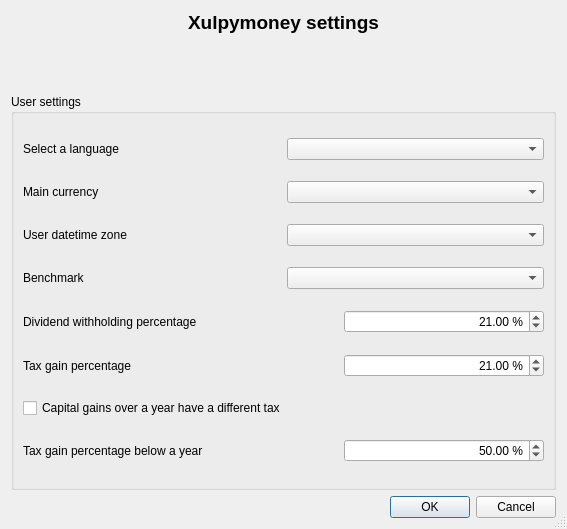
turulomio/caloriestracker, file caloriestracker/ui/frmSettings.ui: the form before one commit.
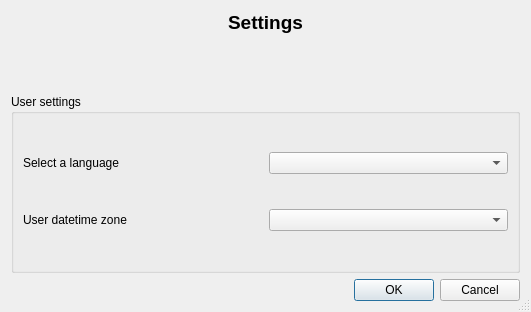
The form after the commit. Icons and pictures are not drawn.

What changed in the file:
```diff
--- a/caloriestracker/ui/frmSettings.ui
+++ b/caloriestracker/ui/frmSettings.ui
@@ -9,8 +9,8 @@
    <rect>
     <x>0</x>
     <y>0</y>
-    <width>567</width>
-    <height>529</height>
+    <width>531</width>
+    <height>312</height>
    </rect>
   </property>
   <property name="windowTitle">
@@ -39,7 +39,7 @@
         </font>
        </property>
        <property name="text">
-        <string>Xulpymoney settings</string>
+        <string>Settings</string>
        </property>
        <property name="alignment">
         <set>Qt::AlignCenter</set>
@@ -142,20 +142,6 @@
             </item>
            </layout>
           </item>
-          <item>
-           <layout class="QHBoxLayout" name="horizontalLayout">
-            <item>
-             <widget class="QLabel" name="label">
-              <property name="text">
-               <string>Main currency</string>
-              </property>
-             </widget>
-            </item>
-            <item>
-             <widget class="QComboBox" name="cmbCurrencies"/>
-            </item>
-           </layout>
-          </item>
           <item>
            <layout class="QHBoxLayout" name="horizontalLayout_2">
             <item>
@@ -170,162 +156,6 @@
             </item>
            </layout>
           </item>
-          <item>
-           <layout class="QHBoxLayout" name="horizontalLayout_3">
-            <item>
-             <widget class="QLabel" name="label_3">
-              <property name="text">
-               <string>Benchmark</string>
-              </property>
-             </widget>
-            </item>
-            <item>
-             <widget class="QComboBox" name="cmbIndex"/>
-            </item>
-           </layout>
-          </item>
-          <item>
-           <layout class="QHBoxLayout" name="horizontalLayout_5">
-            <item>
-             <widget class="QLabel" name="label_5">
-              <property name="text">
-               <string>Dividend withholding percentage</string>
-              </property>
-              <property name="alignment">
-               <set>Qt::AlignLeading|Qt::AlignLeft|Qt::AlignVCenter</set>
-              </property>
-             </widget>
-            </item>
-            <item>
-             <widget class="QDoubleSpinBox" name="spnDividendPercentage">
-              <property name="sizePolicy">
-               <sizepolicy hsizetype="Fixed" vsizetype="Fixed">
-                <horstretch>0</horstretch>
-                <verstretch>0</verstretch>
-               </sizepolicy>
-              </property>
-              <property name="minimumSize">
-               <size>
-                <width>200</width>
-                <height>0</height>
-               </size>
-              </property>
-              <property name="alignment">
-               <set>Qt::AlignRight|Qt::AlignTrailing|Qt::AlignVCenter</set>
-              </property>
-              <property name="suffix">
-               <string> %</string>
-              </property>
-              <property name="decimals">
-               <number>2</number>
-              </property>
-              <property name="singleStep">
-               <double>0.100000000000000</double>
-              </property>
-              <property name="value">
-               <double>21.000000000000000</double>
-              </property>
-             </widget>
-            </item>
-           </layout>
-          </item>
-          <item>
-           <layout class="QHBoxLayout" name="horizontalLayout_6">
-            <item>
-             <widget class="QLabel" name="label_6">
-              <property name="text">
-               <string>Tax gain percentage</string>
-              </property>
-              <property name="alignment">
-               <set>Qt::AlignLeading|Qt::AlignLeft|Qt::AlignVCenter</set>
-              </property>
-             </widget>
-            </item>
-            <item>
-             <widget class="QDoubleSpinBox" name="spnGainsPercentaje">
-              <property name="sizePolicy">
-               <sizepolicy hsizetype="Fixed" vsizetype="Fixed">
-                <horstretch>0</horstretch>
-                <verstretch>0</verstretch>
-               </sizepolicy>
-              </property>
-              <property name="minimumSize">
-               <size>
-                <width>200</width>
-                <height>0</height>
-               </size>
-              </property>
-              <property name="alignment">
-               <set>Qt::AlignRight|Qt::AlignTrailing|Qt::AlignVCenter</set>
-              </property>
-              <property name="suffix">
-               <string> %</string>
-              </property>
-              <property name="decimals">
-               <number>2</number>
-              </property>
-              <property name="singleStep">
-               <double>0.100000000000000</double>
-              </property>
-              <property name="value">
-               <double>21.000000000000000</double>
-              </property>
-             </widget>
-            </item>
-           </layout>
-          </item>
-          <item>
-           <widget class="QCheckBox" name="chkGainsYear">
-            <property name="text">
-             <string>Capital gains over a year have a different tax</string>
-            </property>
-           </widget>
-          </item>
-          <item>
-           <layout class="QHBoxLayout" name="horizontalLayout_10">
-            <item>
-             <widget class="QLabel" name="label_7">
-              <property name="text">
-               <string>Tax gain percentage below a year</string>
-              </property>
-              <property name="alignment">
-               <set>Qt::AlignLeading|Qt::AlignLeft|Qt::AlignVCenter</set>
-              </property>
-             </widget>
-            </item>
-            <item>
-             <widget class="QDoubleSpinBox" name="spnGainsPercentajeBelow">
-              <property name="sizePolicy">
-               <sizepolicy hsizetype="Fixed" vsizetype="Fixed">
-                <horstretch>0</horstretch>
-                <verstretch>0</verstretch>
-               </sizepolicy>
-              </property>
-              <property name="minimumSize">
-               <size>
-                <width>200</width>
-                <height>0</height>
-               </size>
-              </property>
-              <property name="alignment">
-               <set>Qt::AlignRight|Qt::AlignTrailing|Qt::AlignVCenter</set>
-              </property>
-              <property name="suffix">
-               <string> %</string>
-              </property>
-              <property name="decimals">
-               <number>2</number>
-              </property>
-              <property name="singleStep">
-               <double>0.100000000000000</double>
-              </property>
-              <property name="value">
-               <double>50.000000000000000</double>
-              </property>
-             </widget>
-            </item>
-           </layout>
-          </item>
          </layout>
         </item>
        </layout>
```
Left out of the diff: 6 changed lines with no effect on the pictures.
